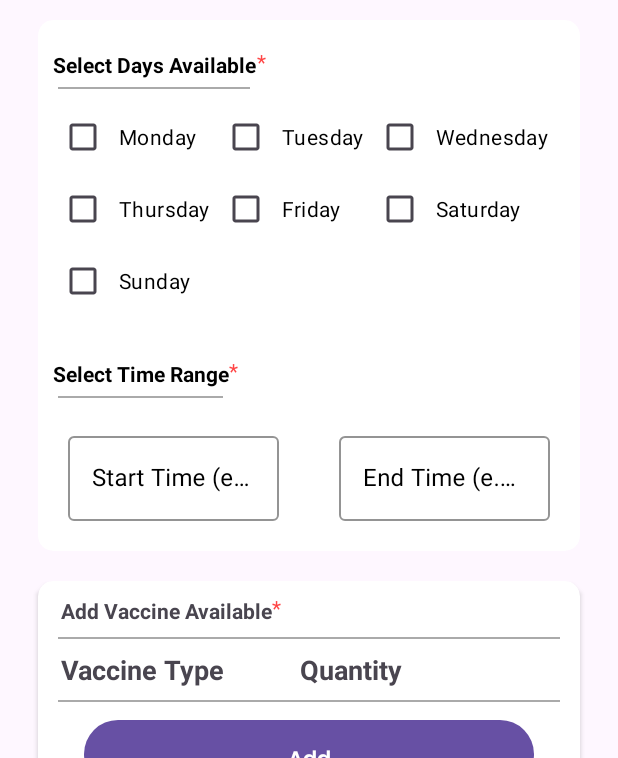
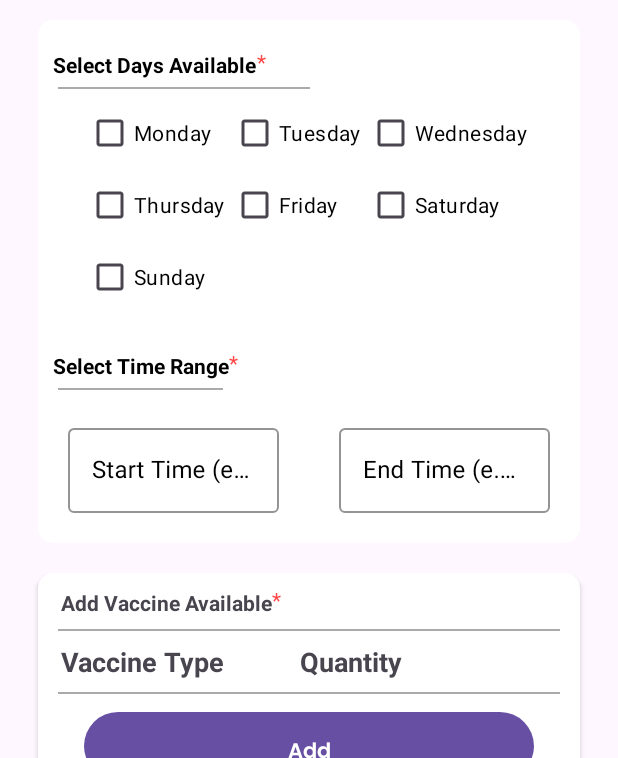
Before and after one commit to babbb06/Babybook, an Android app: the AddClinicActivity screen opened directly, with no data from a screen before it, on a phone screen of 412 x 824 dp, the part 478-1236 px from its top. Run offline under Robolectric (Android 15) with nearby library versions, the phone set to English and light mode, and no system bars; our stand-ins replace Firebase (no records; nobody signed in at launch, a user with empty details on screens opened directly); Roboto replaces fonts that are not available here.

```diff
--- a/app/src/main/res/layout/activity_add_clinic.xml
+++ b/app/src/main/res/layout/activity_add_clinic.xml
@@ -181,7 +181,7 @@
                         android:layout_height="1dp"
                         android:layout_marginStart="13dp"
                         android:layout_marginTop="5dp"
-                        android:layout_marginEnd="220dp"
+                        android:layout_marginEnd="180dp"
                         android:background="@android:color/darker_gray"
                         app:layout_constraintEnd_toEndOf="parent"
                         app:layout_constraintStart_toStartOf="parent"
@@ -200,10 +200,10 @@
                             android:id="@+id/rdDay1"
                             android:layout_width="match_parent"
                             android:layout_height="wrap_content"
-                            android:layout_gravity="center"
+                          android:layout_gravity="left"
                             android:columnCount="3"
                             android:elevation="2dp"
-                            android:padding="8dp"
+                            android:padding="5dp"
                             android:rowCount="3">
 
                             <CheckBox
@@ -211,7 +211,7 @@
                                 android:layout_width="wrap_content"
                                 android:layout_height="wrap_content"
                                 android:background="?attr/selectableItemBackground"
-                                android:padding="8dp"
+                                android:paddingEnd="2dp"
                                 android:text="Monday"
                                 android:textColor="@android:color/black" />
 
@@ -220,7 +220,7 @@
                                 android:layout_width="wrap_content"
                                 android:layout_height="wrap_content"
                                 android:background="?attr/selectableItemBackground"
-                                android:padding="8dp"
+                                android:paddingEnd="4dp"
                                 android:text="Tuesday"
                                 android:textColor="@android:color/black" />
 
@@ -229,7 +229,7 @@
                                 android:layout_width="wrap_content"
                                 android:layout_height="wrap_content"
                                 android:background="?attr/selectableItemBackground"
-                                android:padding="8dp"
+                                android:paddingEnd="4dp"
                                 android:text="Wednesday"
                                 android:textColor="@android:color/black" />
 
@@ -238,7 +238,7 @@
                                 android:layout_width="wrap_content"
                                 android:layout_height="wrap_content"
                                 android:background="?attr/selectableItemBackground"
-                                android:padding="8dp"
+                                android:paddingEnd="4dp"
                                 android:text="Thursday"
                                 android:textColor="@android:color/black" />
 
@@ -247,7 +247,7 @@
                                 android:layout_width="wrap_content"
                                 android:layout_height="wrap_content"
                                 android:background="?attr/selectableItemBackground"
-                                android:padding="8dp"
+                                android:paddingEnd="8dp"
                                 android:text="Friday"
                                 android:textColor="@android:color/black" />
 
@@ -256,7 +256,7 @@
                                 android:layout_width="wrap_content"
                                 android:layout_height="wrap_content"
                                 android:background="?attr/selectableItemBackground"
-                                android:padding="8dp"
+                                android:paddingEnd="8dp"
                                 android:text="Saturday"
                                 android:textColor="@android:color/black" />
 
@@ -265,7 +265,7 @@
                                 android:layout_width="wrap_content"
                                 android:layout_height="wrap_content"
                                 android:background="?attr/selectableItemBackground"
-                                android:padding="8dp"
+                                android:paddingEnd="8dp"
                                 android:text="Sunday"
                                 android:textColor="@android:color/black" />
 
```
Also changed, not shown: app/src/main/java/com/example/babybook/AddClinicActivity.java (+40 -5 lines).
